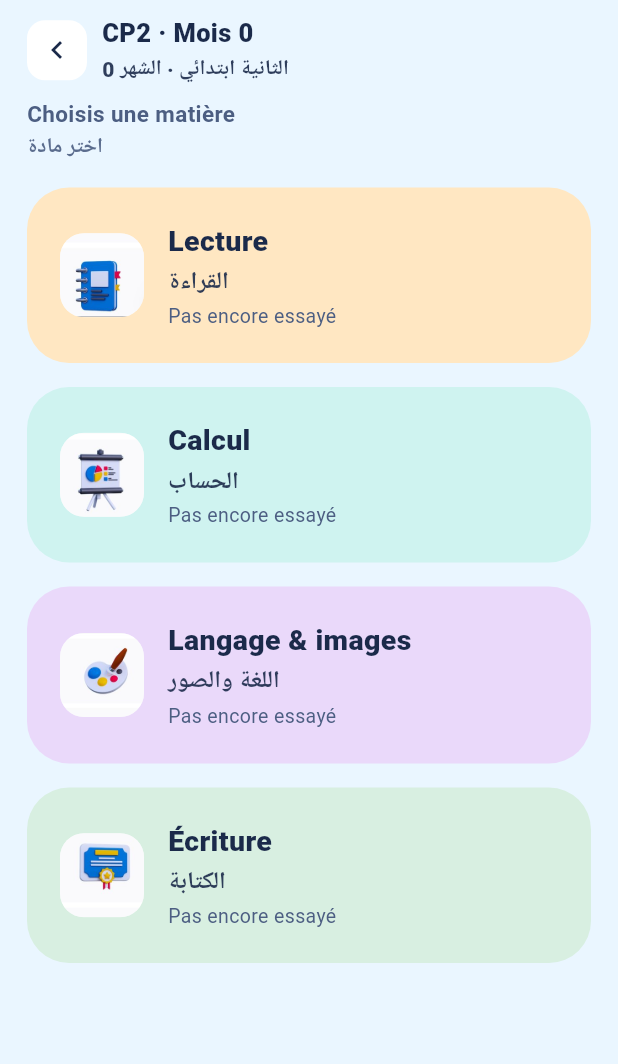
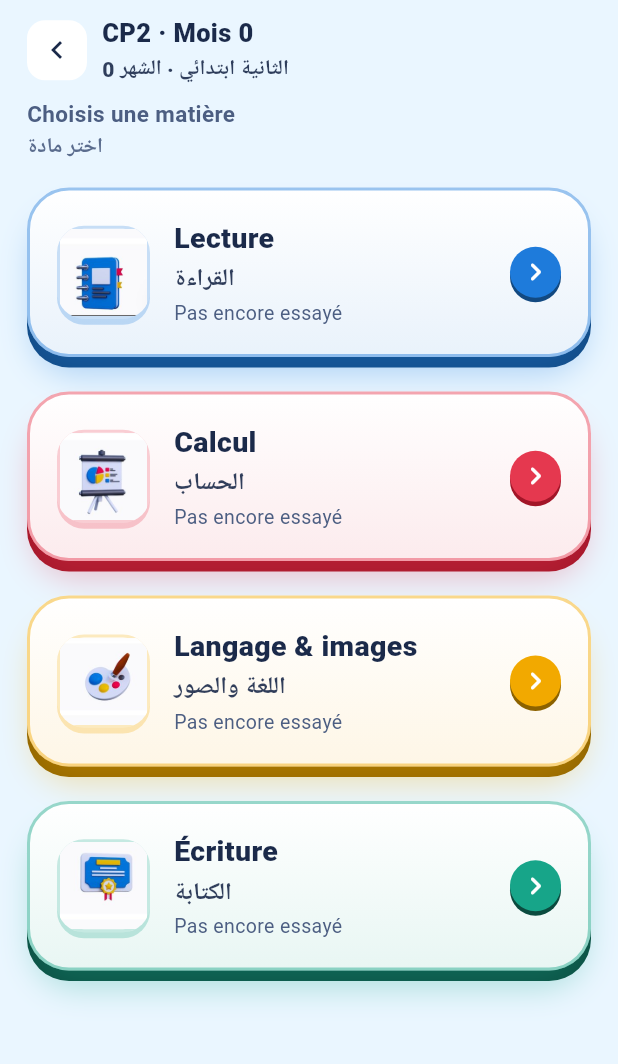
Before and after one commit to TAHA-MHT/TAALIM_IA, a Flutter app: the SubjectScreen screen opened directly with empty values, on a phone screen of 412 x 824 dp, the part 93-1157 px from its top. Run offline on Flutter 3.47's test engine with Material 3 defaults, Android fonts, the phone set to English and light mode, and no system bars; our stand-ins replace flutter_tts, shared_preferences; accounts and stored records are empty; statements that could not run were skipped.

Commit message:
Add accent colors and update SubjectCard
Added accent colors for subjects and updated SubjectCard to use accent colors instead of original colors.

```diff
--- a/lib/main.dart
+++ b/lib/main.dart
@@ -551,6 +551,12 @@ class AppColors {
   static const error = Color(0xFFE84855);
   static const locked = Color(0xFFB7C3DA);
 
+  // Accents 3D des matières (assortis aux icônes)
+  static const accentLecture = Color(0xFF1E7BDB);
+  static const accentCalcul = Color(0xFFE5384F);
+  static const accentLangage = Color(0xFFF2A900);
+  static const accentEcriture = Color(0xFF17A589);
+
   // Couleurs du drapeau tchadien
   static const chadBlue = Color(0xFF002664);
   static const chadYellow = Color(0xFFFECB00);
@@ -585,10 +591,10 @@ class Subject {
 }
 
 const List<Subject> subjects = [
-  Subject(key: 'lecture', emoji: '🔤', imagePath: 'assets/icon/subj_lecture-1.jpg', nameFr: 'Lecture', nameAr: 'القراءة', color: AppColors.lecture, colorSoft: AppColors.lectureSoft),
-  Subject(key: 'calcul', emoji: '🔢', imagePath: 'assets/icon/subj_calcul-1.jpg', nameFr: 'Calcul', nameAr: 'الحساب', color: AppColors.calcul, colorSoft: AppColors.calculSoft),
-  Subject(key: 'langage', emoji: '🖼️', imagePath: 'assets/icon/subj_langage-1.jpg', nameFr: 'Langage & images', nameAr: 'اللغة والصور', color: AppColors.langage, colorSoft: AppColors.langageSoft),
-  Subject(key: 'ecriture', emoji: '✏️', imagePath: 'assets/icon/subj_ecriture-1.jpg', nameFr: 'Écriture', nameAr: 'الكتابة', color: AppColors.ecriture, colorSoft: AppColors.ecritureSoft),
+  Subject(key: 'lecture', emoji: '🔤', imagePath: 'assets/icon/subj_lecture-1.jpg', nameFr: 'Lecture', nameAr: 'القراءة', color: AppColors.accentLecture, colorSoft: AppColors.lectureSoft),
+  Subject(key: 'calcul', emoji: '🔢', imagePath: 'assets/icon/subj_calcul-1.jpg', nameFr: 'Calcul', nameAr: 'الحساب', color: AppColors.accentCalcul, colorSoft: AppColors.calculSoft),
+  Subject(key: 'langage', emoji: '🖼️', imagePath: 'assets/icon/subj_langage-1.jpg', nameFr: 'Langage & images', nameAr: 'اللغة والصور', color: AppColors.accentLangage, colorSoft: AppColors.langageSoft),
+  Subject(key: 'ecriture', emoji: '✏️', imagePath: 'assets/icon/subj_ecriture-1.jpg', nameFr: 'Écriture', nameAr: 'الكتابة', color: AppColors.accentEcriture, colorSoft: AppColors.ecritureSoft),
 ];
 
 Subject subjectByKey(String key) => subjects.firstWhere((s) => s.key == key, orElse: () => subjects.first);
@@ -988,7 +994,7 @@ class _SubjectScreenState extends State<SubjectScreen> {
                     final s = subjects[i];
                     final best = bestScores[s.key];
                     return _SubjectCard(
-                      color: s.colorSoft,
+                      accent: s.color,
                       imagePath: s.imagePath,
                       emoji: s.emoji,
                       nameFr: s.nameFr,
@@ -1028,39 +1034,76 @@ class _SubjectScreenState extends State<SubjectScreen> {
   }
 }
 
-class _SubjectCard extends StatelessWidget {
-  final Color color;
+class _SubjectCard extends StatefulWidget {
+  final Color accent;
   final String imagePath;
   final String emoji;
   final String nameFr, nameAr, bestText;
   final VoidCallback onTap;
   final bool dimmed;
 
-  const _SubjectCard({required this.color, required this.imagePath, required this.emoji, required this.nameFr, required this.nameAr, required this.bestText, required this.onTap, this.dimmed = false});
+  const _SubjectCard({required this.accent, required this.imagePath, required this.emoji, required this.nameFr, required this.nameAr, required this.bestText, required this.onTap, this.dimmed = false});
+
+  @override
+  State<_SubjectCard> createState() => _SubjectCardState();
+}
+
+class _SubjectCardState extends State<_SubjectCard> {
+  bool _pressed = false;
+
+  Color _darken(Color c, [double amount = 0.20]) {
+    final hsl = HSLColor.fromColor(c);
+    return hsl.withLightness((hsl.lightness - amount).clamp(0.0, 1.0)).toColor();
+  }
 
   @override
   Widget build(BuildContext context) {
+    final accent = widget.accent;
+    final lip = _darken(accent);
+    final double depth = _pressed ? 2 : 7;
+
     return Opacity(
-      opacity: dimmed ? 0.55 : 1.0,
-      child: Material(
-      color: color,
-      borderRadius: BorderRadius.circular(28),
-      child: InkWell(
-        borderRadius: BorderRadius.circular(28),
-        onTap: onTap,
-        child: Padding(
-          padding: const EdgeInsets.all(22),
+      opacity: widget.dimmed ? 0.55 : 1.0,
+      child: GestureDetector(
+        behavior: HitTestBehavior.opaque,
+        onTapDown: (_) => setState(() => _pressed = true),
+        onTapUp: (_) => setState(() => _pressed = false),
+        onTapCancel: () => setState(() => _pressed = false),
+        onTap: widget.onTap,
+        child: AnimatedContainer(
+          duration: const Duration(milliseconds: 90),
+          curve: Curves.easeOut,
+          margin: EdgeInsets.only(top: 7 - depth, bottom: depth),
+          padding: const EdgeInsets.all(18),
+          decoration: BoxDecoration(
+            borderRadius: BorderRadius.circular(28),
+            gradient: LinearGradient(
+              begin: Alignment.topCenter,
+              end: Alignment.bottomCenter,
+              colors: [Colors.white, Color.lerp(Colors.white, accent, 0.10)!],
+            ),
+            border: Border.all(color: accent.withValues(alpha: 0.45), width: 2),
+            boxShadow: [
+              BoxShadow(color: lip, offset: Offset(0, depth), blurRadius: 0),
+              BoxShadow(color: accent.withValues(alpha: 0.30), offset: Offset(0, depth + 8), blurRadius: 18, spreadRadius: -4),
+            ],
+          ),
           child: Row(
             children: [
               Container(
-                width: 56,
-                height: 56,
-                decoration: BoxDecoration(color: Colors.white.withValues(alpha: 0.6), borderRadius: BorderRadius.circular(16)),
+                width: 62,
+                height: 62,
+                decoration: BoxDecoration(
+                  color: Colors.white,
+                  borderRadius: BorderRadius.circular(18),
+                  border: Border.all(color: accent.withValues(alpha: 0.25), width: 2),
+                  boxShadow: [BoxShadow(color: accent.withValues(alpha: 0.25), offset: const Offset(0, 4), blurRadius: 0)],
+                ),
                 clipBehavior: Clip.antiAlias,
                 child: Image.asset(
-                  imagePath,
+                  widget.imagePath,
                   fit: BoxFit.cover,
-                  errorBuilder: (context, error, stack) => Center(child: Text(emoji, style: const TextStyle(fontSize: 30))),
+                  errorBuilder: (context, error, stack) => Center(child: Text(widget.emoji, style: const TextStyle(fontSize: 30))),
                 ),
               ),
               const SizedBox(width: 16),
@@ -1068,16 +1111,26 @@ class _SubjectCard extends StatelessWidget {
                 child: Column(
                   crossAxisAlignment: CrossAxisAlignment.start,
                   children: [
-                    BiLabel(fr: nameFr, ar: nameAr, frSize: 19, arSize: 16),
+                    BiLabel(fr: widget.nameFr, ar: widget.nameAr, frSize: 19, arSize: 16),
                     const SizedBox(height: 2),
-                    Text(bestText, style: const TextStyle(fontSize: 13, color: AppColors.inkSoft)),
+                    Text(widget.bestText, style: const TextStyle(fontSize: 13, color: AppColors.inkSoft)),
                   ],
                 ),
               ),
+              const SizedBox(width: 10),
+              Container(
+                width: 34,
+                height: 34,
+                decoration: BoxDecoration(
+                  color: accent,
+                  shape: BoxShape.circle,
+                  boxShadow: [BoxShadow(color: lip, offset: const Offset(0, 3), blurRadius: 0)],
+                ),
+                child: const Icon(Icons.chevron_right_rounded, color: Colors.white, size: 24),
+              ),
             ],
           ),
         ),
-      ),
       ),
     );
   }
```
